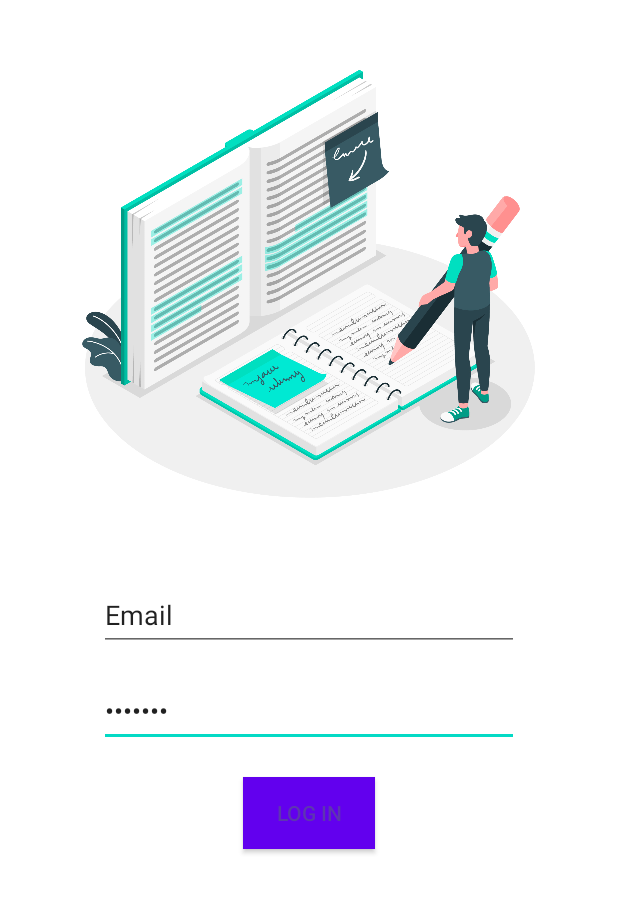
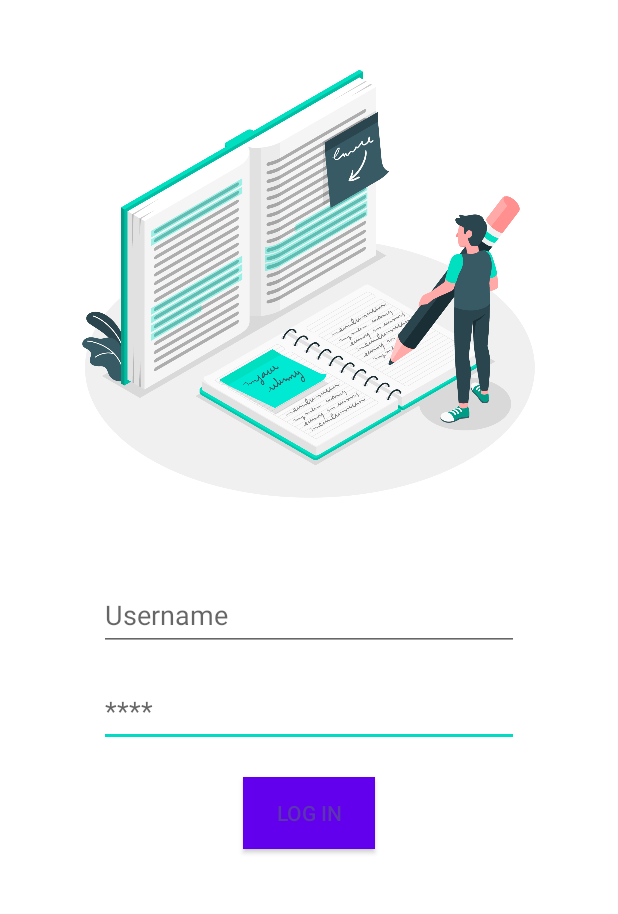
Before and after one commit to MahmoudMuhammedAli/NotePad, an Android app: the screen it shows after launch (MainActivity), on a phone screen of 412 x 824 dp, the part 200-1114 px from its top. Run offline under Robolectric (Android 15) with nearby library versions, the phone set to English and light mode, and no system bars.

Commit message:
add some placeholders

```diff
--- a/app/src/main/java/com/example/notepad/MainActivity.java
+++ b/app/src/main/java/com/example/notepad/MainActivity.java
@@ -30,7 +30,6 @@
                intent = new Intent(getBaseContext(),HomepPage.class);
                intent.putExtra("username" , inEmail);
                 if ( inEmail.equals(EMAIL)  && inPass.equals(PASS) ) {
-
                     startActivity(intent);
                 }
                 else{
--- a/app/src/main/res/layout/activity_main.xml
+++ b/app/src/main/res/layout/activity_main.xml
@@ -28,9 +28,9 @@
         android:layout_height="wrap_content"
         android:layout_marginTop="16dp"
         android:ems="10"
+        android:hint="****"
         android:inputType="textPassword"
         android:minHeight="48dp"
-        android:text="*******"
         app:layout_constraintEnd_toEndOf="parent"
         app:layout_constraintStart_toStartOf="parent"
         app:layout_constraintTop_toBottomOf="@+id/email" />
@@ -42,8 +42,8 @@
         android:layout_height="48dp"
         android:layout_marginTop="32dp"
         android:ems="10"
+        android:hint="Username"
         android:inputType="textEmailAddress"
-        android:text="Email"
         app:layout_constraintEnd_toEndOf="parent"
         app:layout_constraintStart_toStartOf="parent"
         app:layout_constraintTop_toBottomOf="@+id/imageView" />
```
Also changed, not shown: app/src/main/res/layout/activity_add_note.xml (+11 -0 lines).
